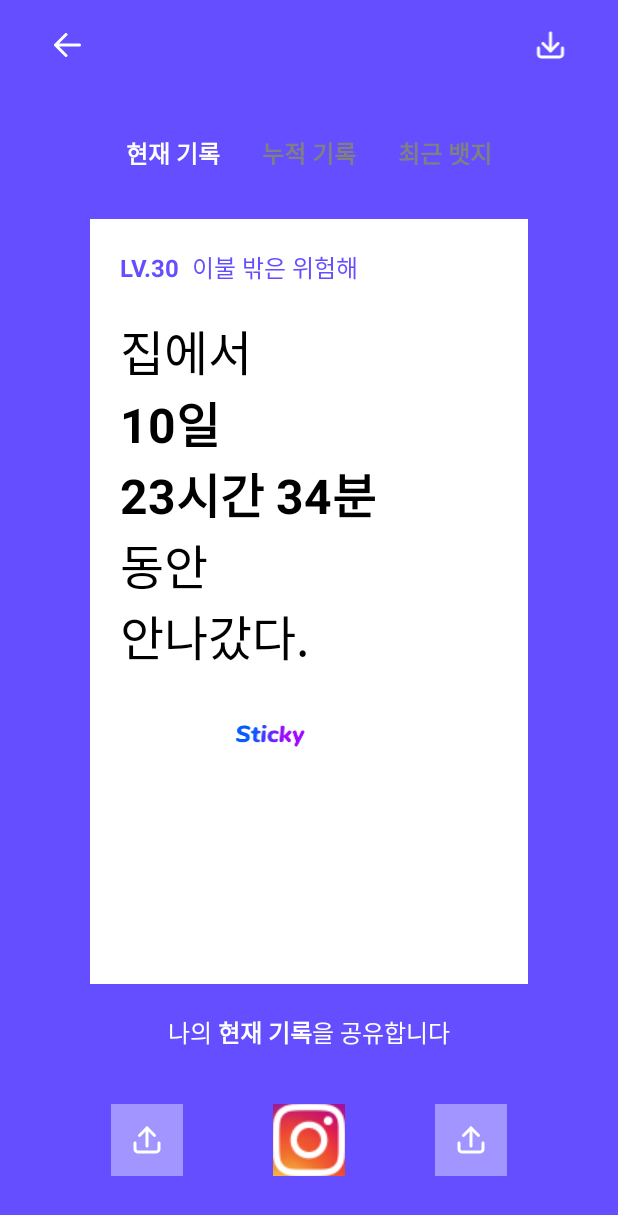
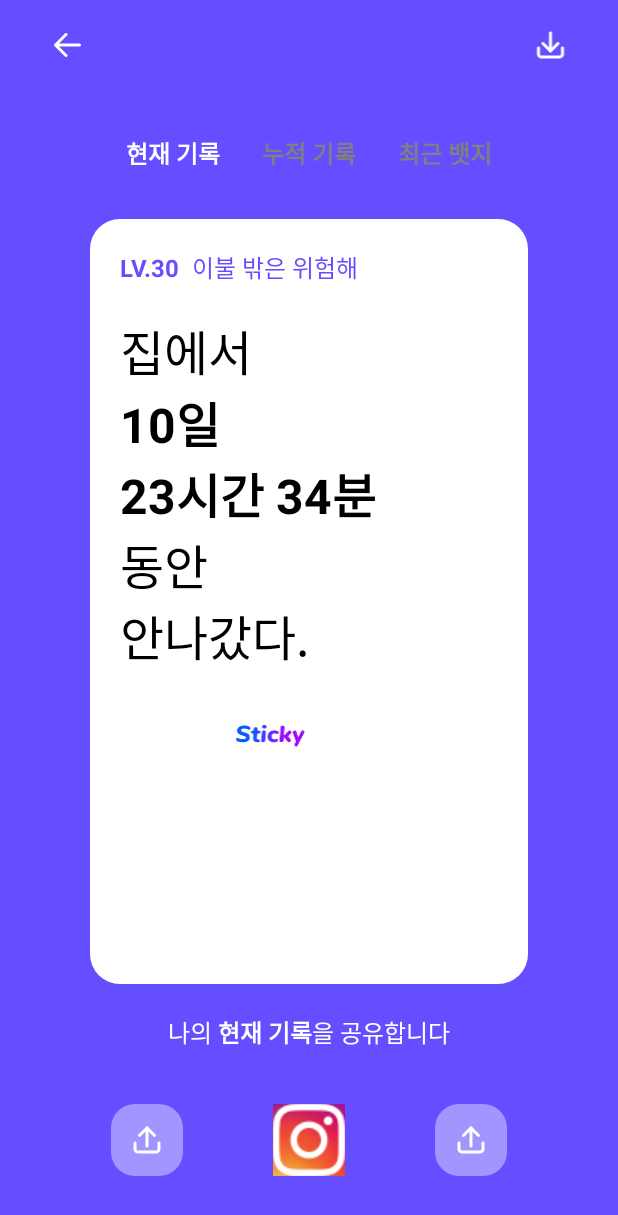
Before and after one commit to Nexters/Sticky-Android, an Android app: the ShareActivity screen opened directly, with no data from a screen before it, on a phone screen of 412 x 824 dp. Shown: the top 1215 px of the screen. Run offline under Robolectric (Android 15) with nearby library versions, the phone set to English and light mode, and no system bars; our stand-ins replace Dagger/Hilt's generated code, data binding; libraries missing offline, so code that uses them is left out: androidx.hilt.lifecycle.

Commit message:
[Share] color, radius 정리

```diff
--- a/app/src/main/java/com/nexters/sticky/ui/share/ShareActivity.kt
+++ b/app/src/main/java/com/nexters/sticky/ui/share/ShareActivity.kt
@@ -39,8 +39,7 @@
 
 	private fun setActionBar() {
 		actionBar.clickListener(R.id.back_main_btn) {
-			val intent = Intent(this, MainActivity::class.java)
-			startActivity(intent)
+			onBackPressed()
 		}
 
 		actionBar.clickListener(R.id.image_save_btn) {
--- /dev/null
+++ b/app/src/main/res/drawable/share_button_background_radius16.xml
@@ -0,0 +1,6 @@
+<?xml version="1.0" encoding="utf-8"?>
+<shape xmlns:android="http://schemas.android.com/apk/res/android"
+        android:shape="rectangle">
+    <solid android:color="@color/brand_second_color" />
+    <corners android:radius="16dp" />
+</shape>
--- /dev/null
+++ b/app/src/main/res/drawable/share_fragment_background.xml
@@ -0,0 +1,6 @@
+<?xml version="1.0" encoding="utf-8"?>
+<shape xmlns:android="http://schemas.android.com/apk/res/android"
+        android:shape="rectangle">
+    <solid android:color="@color/white" />
+    <corners android:radius="20dp" />
+</shape>
--- a/app/src/main/res/layout/actionbar_share_layout.xml
+++ b/app/src/main/res/layout/actionbar_share_layout.xml
@@ -5,7 +5,7 @@
         android:id="@+id/actionbar_layout"
         android:layout_width="match_parent"
         android:layout_height="@dimen/toolbar_height"
-        android:background="@color/purple_500">
+        android:background="@color/brand_color">
 
     <ImageView
             android:id="@+id/back_main_btn"
--- a/app/src/main/res/layout/activity_share.xml
+++ b/app/src/main/res/layout/activity_share.xml
@@ -11,13 +11,13 @@
     <androidx.constraintlayout.widget.ConstraintLayout
             android:layout_width="match_parent"
             android:layout_height="match_parent"
-            android:background="#654EFF">
+            android:background="@color/brand_color">
 
         <com.google.android.material.tabs.TabLayout
                 android:id="@+id/share_tabLayout"
                 android:layout_width="0dp"
                 android:layout_height="20dp"
-                app:tabIndicatorColor="#00FFFFFF"
+                app:tabIndicatorColor="@color/brand_color"
                 app:tabTextAppearance="@style/tab_text"
                 app:layout_constraintStart_toStartOf="parent"
                 app:layout_constraintEnd_toEndOf="parent"
@@ -37,12 +37,14 @@
                 android:layout_marginStart="60dp"
                 android:layout_marginEnd="60dp"
                 android:layout_marginTop="36dp"
-                android:layout_marginBottom="20dp">
+                android:layout_marginBottom="20dp"
+                android:background="@drawable/share_fragment_background"
+                >
         <androidx.viewpager2.widget.ViewPager2
                 android:id="@+id/share_viewPager"
                 android:layout_width="match_parent"
                 android:layout_height="match_parent"
-                android:background="#ffffff"
+
                 />
         </LinearLayout>
         <LinearLayout
@@ -56,7 +58,7 @@
                 android:id="@+id/share_txt1"
                 android:layout_width="wrap_content"
                 android:layout_height="wrap_content"
-                android:textColor="#ffffff"
+                android:textColor="@color/white"
                 android:textSize="16sp"
                 android:text="나의 "
                 />
@@ -64,7 +66,7 @@
                 android:id="@+id/share_content_txt"
                 android:layout_width="wrap_content"
                 android:layout_height="wrap_content"
-                android:textColor="#ffffff"
+                android:textColor="@color/white"
                 android:textStyle="bold"
                 android:textSize="16sp"
                 android:layout_marginStart="0dp"
@@ -75,7 +77,7 @@
                 android:id="@+id/share_txt2"
                 android:layout_width="wrap_content"
                 android:layout_height="wrap_content"
-                android:textColor="#ffffff"
+                android:textColor="@color/white"
                 android:textSize="16sp"
                 android:text="을 공유합니다"
                 />
@@ -91,7 +93,6 @@
                 android:layout_marginTop="36dp"
                 android:layout_marginBottom="40dp"
                 android:src="@drawable/image_instagram"
-                android:background="#00ffffff"
             />
         <androidx.appcompat.widget.AppCompatImageButton
                 android:id="@+id/share_btn"
@@ -103,7 +104,7 @@
                 android:layout_marginEnd="60dp"
                 android:layout_marginBottom="40dp"
                 android:layout_marginTop="36dp"
-                android:background="#A395FF"
+                android:background="@drawable/share_button_background_radius16"
                 android:src="@drawable/icon_share"
                 />
         <androidx.appcompat.widget.AppCompatImageButton
@@ -114,11 +115,11 @@
                 app:layout_constraintStart_toEndOf="@id/instagram_share_btn"
                 app:layout_constraintTop_toBottomOf="@+id/share_text_Linear"
                 android:layout_marginStart="60dp"
-                android:background="#A395FF"
                 android:layout_marginEnd="60dp"
                 android:layout_marginBottom="40dp"
                 android:layout_marginTop="36dp"
                 android:src="@drawable/icon_share"
+                android:background="@drawable/share_button_background_radius16"
                 />
 
 
--- a/app/src/main/res/layout/fragment_share_record.xml
+++ b/app/src/main/res/layout/fragment_share_record.xml
@@ -25,18 +25,18 @@
                         android:id="@+id/record_level_txt1"
                         android:layout_width="wrap_content"
                         android:layout_height="wrap_content"
-                        android:text="LV.30"
-                        android:textColor="#654eff"
+                        android:textColor="@color/brand_color"
                         android:textSize="16sp"
                         android:textStyle="bold"
+                        android:text="LV.30"
                         />
                 <TextView
                         android:id="@+id/record_level_txt2"
                         android:layout_width="wrap_content"
                         android:layout_height="wrap_content"
+                        android:textColor="@color/brand_color"
+                        android:textSize="16sp"
                         android:text="  이불 밖은 위험해"
-                        android:textColor="#654eff"
-                        android:textSize="16sp"
                         />
             </LinearLayout>
 
@@ -44,30 +44,30 @@
                     android:id="@+id/record_txt1"
                     android:layout_width="wrap_content"
                     android:layout_height="wrap_content"
-                    android:text="집에서"
-                    android:textColor="#000000"
+                    android:textColor="@color/black"
                     android:textSize="32sp"
                     android:layout_marginTop="20dp"
                     android:layout_marginStart="20dp"
+                    android:text="집에서"
                     />
             <TextView
                     android:id="@+id/record_time_txt"
                     android:layout_width="wrap_content"
                     android:layout_height="wrap_content"
-                    android:text="10일 \n23시간 34분"
-                    android:textColor="#000000"
+                    android:textColor="@color/black"
                     android:textStyle="bold"
                     android:textSize="32sp"
                     android:layout_marginStart="20dp"
+                    android:text="10일 \n23시간 34분"
                     />
             <TextView
                     android:id="@+id/record_txt2"
                     android:layout_width="wrap_content"
                     android:layout_height="wrap_content"
-                    android:text="동안 \n안나갔다. "
-                    android:textColor="#000000"
+                    android:textColor="@color/black"
                     android:textSize="32sp"
                     android:layout_marginStart="20dp"
+                    android:text="동안 \n안나갔다. "
                     />
             <ImageView
                     android:layout_width="60dp"
--- a/app/src/main/res/values/colors.xml
+++ b/app/src/main/res/values/colors.xml
@@ -7,8 +7,10 @@
     <color name="teal_700">#FF018786</color>
     <color name="black">#FF000000</color>
     <color name="white">#FFFFFFFF</color>
+    <color name="Transparency">#00000000</color>
+    <color name="brand_color">#654eff</color>
+    <color name="brand_second_color">#A395FF</color>
 
-    <color name="brand_color">#654eff</color>
     <color name="stop_challenge_color">#888888</color>
     <color name="can_not_start_tool_tip_color">#99000000</color>
 </resources>
--- a/app/src/main/res/values/style.xml
+++ b/app/src/main/res/values/style.xml
@@ -5,6 +5,5 @@
         <item name="android:textColorPrimary">#40ffffff</item>
         <item name="android:textColorSecondary">#ffffff</item>
         <item name="android:textStyle">bold</item>
-
     </style>
 </resources>
```
Also changed, not shown: app/src/main/res/layout/fragment_share_accum.xml (+10 -10 lines), app/src/main/res/layout/fragment_share_badge.xml (+10 -10 lines).
